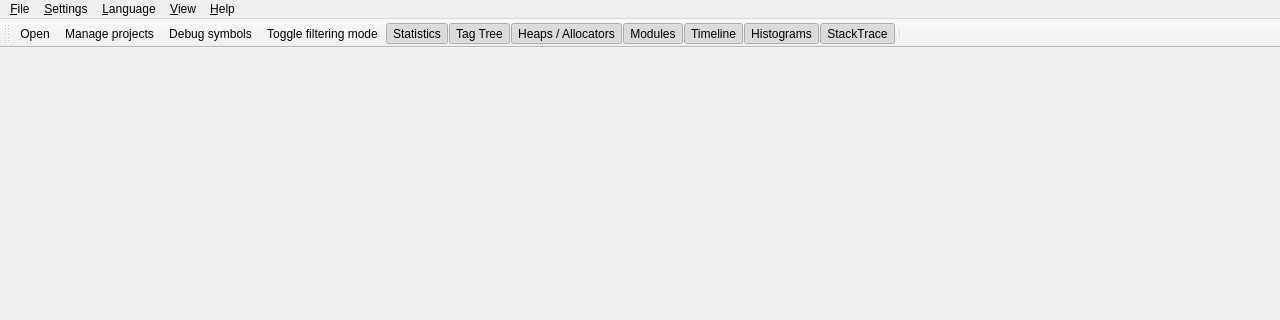
Above: src/mtuner.ui from RudjiGames/MTuner before the change; both pictures show x 0 to 1280 and y 0 to 320 of the 1280 by 720 pixel window. Below: the same form after it.
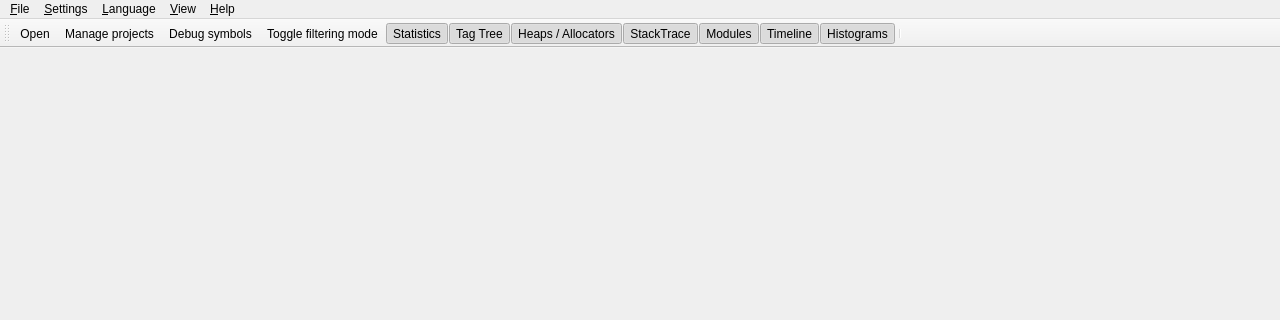
That is the form after the change. Icons and pictures are not drawn.

```diff
--- a/src/mtuner.ui
+++ b/src/mtuner.ui
@@ -123,10 +123,10 @@
    <addaction name="action_View_Memory_Stats"/>
    <addaction name="action_View_Tag_Tree"/>
    <addaction name="action_View_Heaps_Allocators"/>
+   <addaction name="action_View_StackTrace"/>
    <addaction name="action_view_ModulesDock"/>
    <addaction name="action_View_Memory_Graph"/>
    <addaction name="action_View_Histograms"/>
-   <addaction name="action_View_StackTrace"/>
    <addaction name="separator"/>
   </widget>
   <action name="action_Open">
```
